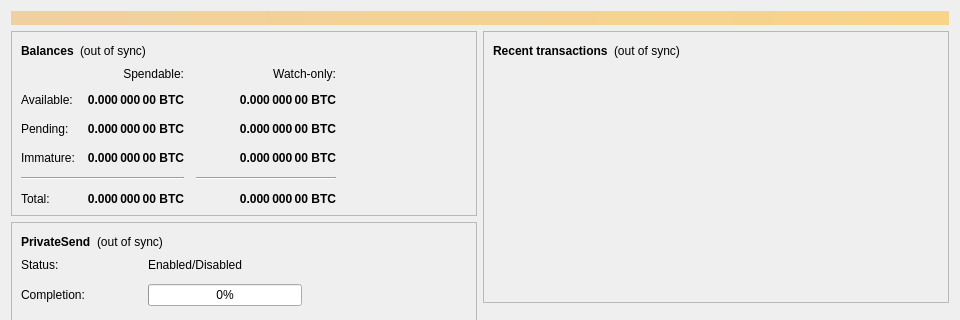
This is src/qt/forms/overviewpage.ui in Butkoin/but as Qt 5 draws it before an edit; both pictures show x 0 to 960 and y 0 to 320 of the 960 by 585 pixel window. The edited form follows.
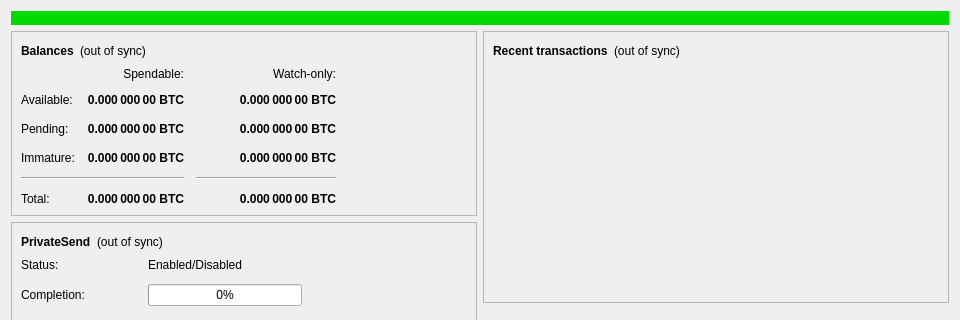
This is the edited form.

Commit message: Changed color from red to green and bump version to 1.2.16

What changed in the file:
```diff
--- a/src/qt/forms/overviewpage.ui
+++ b/src/qt/forms/overviewpage.ui
@@ -26,7 +26,7 @@
       <bool>false</bool>
      </property>
      <property name="styleSheet">
-      <string notr="true">QLabel { background-color: qlineargradient(x1: 0, y1: 0, x2: 1, y2: 0, stop:0 #F0D0A0, stop:1 #F8D488); color:#000000; }</string>
+      <string notr="true">QLabel { background-color: qlineargradient(x1: 0, y1: 0, x2: 1, y2: 0, stop:0 #00DA00, stop:1 #00DA00); color:#000000; }</string>
      </property>
      <property name="wordWrap">
       <bool>true</bool>
```
The commit also changes 5 other files.
